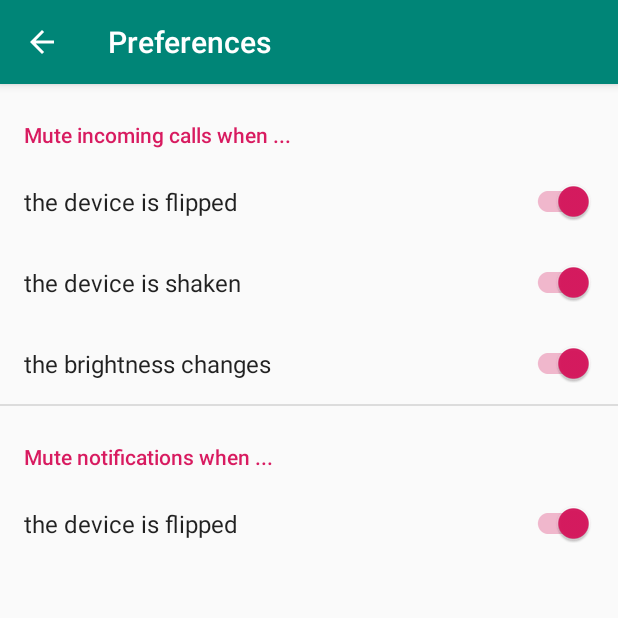
After one commit to firebirdberlin/silenzio, an Android app: the PreferenceFragment screen opened directly, with no data from a screen before it, on a phone screen of 412 x 824 dp, the top half of it. The commit adds this screen. Run offline under Robolectric (Android 15) with nearby library versions, the phone set to English and light mode, and no system bars; our stand-ins replace androidx.preference.

Commit message:
Add a preferences activity

```diff
--- a/app/src/main/AndroidManifest.xml
+++ b/app/src/main/AndroidManifest.xml
@@ -26,6 +26,11 @@
             </intent-filter>
         </activity>
 
+        <activity android:name=".PreferencesActivity"
+            android:parentActivityName=".Silenzio">
+
+        </activity>
+
         <service android:enabled="true" android:name=".SetRingerService" />
         <service android:name=".mNotificationListener"
             android:label="Silenzio"
--- /dev/null
+++ b/app/src/main/java/com/firebirdberlin/silenzio/PreferenceFragment.java
@@ -0,0 +1,12 @@
+package com.firebirdberlin.silenzio;
+
+import android.os.Bundle;
+
+import androidx.preference.PreferenceFragmentCompat;
+
+public class PreferenceFragment extends PreferenceFragmentCompat {
+    @Override
+    public void onCreatePreferences(Bundle savedInstanceState, String rootKey) {
+        setPreferencesFromResource(R.xml.preferences, rootKey);
+    }
+}
--- /dev/null
+++ b/app/src/main/java/com/firebirdberlin/silenzio/PreferencesActivity.java
@@ -0,0 +1,33 @@
+package com.firebirdberlin.silenzio;
+
+import android.content.Context;
+import android.content.Intent;
+import android.os.Bundle;
+
+import androidx.appcompat.app.ActionBar;
+import androidx.appcompat.app.AppCompatActivity;
+
+public class PreferencesActivity extends AppCompatActivity {
+
+    public static void start(Context context) {
+        Intent intent = new Intent(context, PreferencesActivity.class);
+        context.startActivity(intent);
+    }
+
+    @Override
+    protected void onCreate(Bundle savedInstanceState) {
+        super.onCreate(savedInstanceState);
+        actionBarSetup();
+        getSupportFragmentManager()
+                .beginTransaction()
+                .replace(android.R.id.content, new PreferenceFragment())
+                .commit();
+    }
+
+    private void actionBarSetup() {
+        ActionBar ab = getSupportActionBar();
+        if (ab != null) {
+            ab.setTitle(R.string.preferences);
+        }
+    }
+}
--- a/app/src/main/java/com/firebirdberlin/silenzio/SetRingerService.java
+++ b/app/src/main/java/com/firebirdberlin/silenzio/SetRingerService.java
@@ -218,6 +218,8 @@ public class SetRingerService extends Service implements SensorEventListener {
         callStartForeground();
         // no action needed
         if (audiomanager.isSilent() || audiomanager.isVibration() || (!settings.enabled)) {
+            Log.d(TAG, "no action needed");
+
             stopSelf();
             return Service.START_NOT_STICKY;
         }
--- /dev/null
+++ b/app/src/main/res/drawable/ic_settings.xml
@@ -0,0 +1,5 @@
+<vector android:autoMirrored="true" android:height="24dp"
+    android:tint="#FFFFFF" android:viewportHeight="24"
+    android:viewportWidth="24" android:width="24dp" xmlns:android="http://schemas.android.com/apk/res/android">
+    <path android:fillColor="@android:color/white" android:pathData="M19.14,12.94c0.04,-0.3 0.06,-0.61 0.06,-0.94c0,-0.32 -0.02,-0.64 -0.07,-0.94l2.03,-1.58c0.18,-0.14 0.23,-0.41 0.12,-0.61l-1.92,-3.32c-0.12,-0.22 -0.37,-0.29 -0.59,-0.22l-2.39,0.96c-0.5,-0.38 -1.03,-0.7 -1.62,-0.94L14.4,2.81c-0.04,-0.24 -0.24,-0.41 -0.48,-0.41h-3.84c-0.24,0 -0.43,0.17 -0.47,0.41L9.25,5.35C8.66,5.59 8.12,5.92 7.63,6.29L5.24,5.33c-0.22,-0.08 -0.47,0 -0.59,0.22L2.74,8.87C2.62,9.08 2.66,9.34 2.86,9.48l2.03,1.58C4.84,11.36 4.8,11.69 4.8,12s0.02,0.64 0.07,0.94l-2.03,1.58c-0.18,0.14 -0.23,0.41 -0.12,0.61l1.92,3.32c0.12,0.22 0.37,0.29 0.59,0.22l2.39,-0.96c0.5,0.38 1.03,0.7 1.62,0.94l0.36,2.54c0.05,0.24 0.24,0.41 0.48,0.41h3.84c0.24,0 0.44,-0.17 0.47,-0.41l0.36,-2.54c0.59,-0.24 1.13,-0.56 1.62,-0.94l2.39,0.96c0.22,0.08 0.47,0 0.59,-0.22l1.92,-3.32c0.12,-0.22 0.07,-0.47 -0.12,-0.61L19.14,12.94zM12,15.6c-1.98,0 -3.6,-1.62 -3.6,-3.6s1.62,-3.6 3.6,-3.6s3.6,1.62 3.6,3.6S13.98,15.6 12,15.6z"/>
+</vector>
--- a/app/src/main/res/layout/content_main.xml
+++ b/app/src/main/res/layout/content_main.xml
@@ -9,9 +9,11 @@
     tools:showIn="@layout/activity_main">
 
     <TextView
-        android:layout_width="wrap_content"
+        android:layout_width="match_parent"
         android:layout_height="wrap_content"
-        android:text="Hello World!"
+        android:text="@string/introduction"
+        android:justificationMode="inter_word"
+        android:padding="20dp"
         app:layout_constraintBottom_toBottomOf="parent"
         app:layout_constraintLeft_toLeftOf="parent"
         app:layout_constraintRight_toRightOf="parent"
--- a/app/src/main/res/values/strings.xml
+++ b/app/src/main/res/values/strings.xml
@@ -3,4 +3,9 @@
     <string name="action_settings">Settings</string>
     <string name="notificationChannelNameRingerService">background service</string>
     <string name="notificationChannelDescRingerService">Service reading sensor data while incoming calls.</string>
+    <string name="preferences">Preferences</string>
+    <string name="prefFlipAction">the device is flipped</string>
+    <string name="prefPulloutAction">the brightness changes</string>
+    <string name="prefShakeAction">the device is shaken</string>
+    <string name="introduction">Silenzio helps to mute your device on incoming calls or notifications. Simply flip it around to mute the sounds.</string>
 </resources>
--- /dev/null
+++ b/app/src/main/res/xml/preferences.xml
@@ -0,0 +1,33 @@
+<PreferenceScreen xmlns:app="http://schemas.android.com/apk/res-auto"
+    xmlns:android="http://schemas.android.com/apk/res/android">
+    <PreferenceCategory
+        app:iconSpaceReserved="false"
+        app:title="Mute incoming calls when ..."
+        android:singleLineTitle="true">
+        <SwitchPreferenceCompat
+            app:key="FlipAction"
+            app:title="@string/prefFlipAction"
+            app:iconSpaceReserved="false"
+            app:defaultValue="true"/>
+        <SwitchPreferenceCompat
+            app:key="ShakeAction"
+            app:iconSpaceReserved="false"
+            app:title="@string/prefShakeAction"
+            app:defaultValue="true"/>
+        <SwitchPreferenceCompat
+            app:key="PulloutAction"
+            app:iconSpaceReserved="false"
+            app:title="@string/prefPulloutAction"
+            app:defaultValue="true"/>
+    </PreferenceCategory>
+    <PreferenceCategory
+        app:iconSpaceReserved="false"
+        app:title="Mute notifications when ..."
+        android:singleLineTitle="true">
+        <SwitchPreferenceCompat
+            app:key="FlipActionNotfication"
+            app:title="@string/prefFlipAction"
+            app:iconSpaceReserved="false"
+            app:defaultValue="true"/>
+    </PreferenceCategory>
+</PreferenceScreen>
--- a/build.gradle
+++ b/build.gradle
@@ -7,7 +7,7 @@ buildscript {
 
     }
     dependencies {
-        classpath 'com.android.tools.build:gradle:3.5.3'
+        classpath 'com.android.tools.build:gradle:4.0.0'
 
         // NOTE: Do not place your application dependencies here; they belong
         // in the individual module build.gradle files
```
Also changed, not shown: app/build.gradle (+6 -4 lines), app/src/main/java/com/firebirdberlin/silenzio/Settings.java (+15 -0 lines), app/src/main/java/com/firebirdberlin/silenzio/Silenzio.java (+13 -0 lines), app/src/main/java/com/firebirdberlin/silenzio/mNotificationListener.java (+15 -48 lines), app/src/main/res/menu/menu_main.xml (+7 -1 lines), gradle/wrapper/gradle-wrapper.properties.
